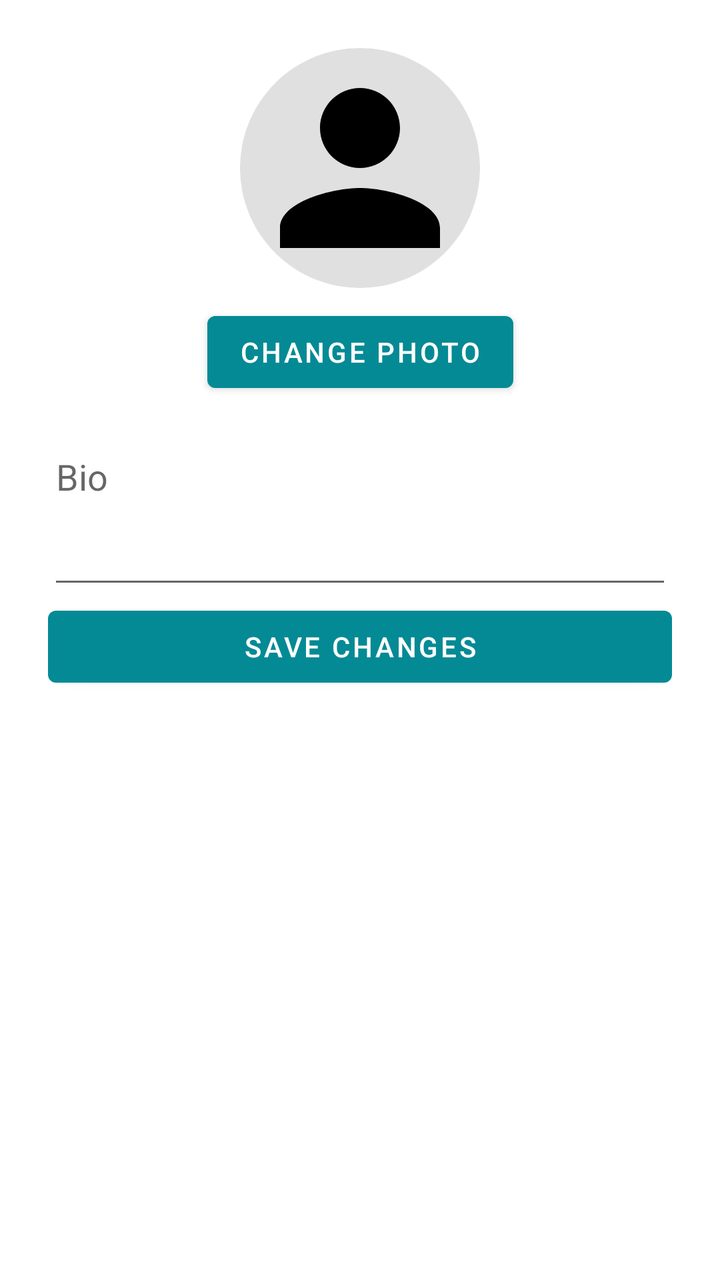
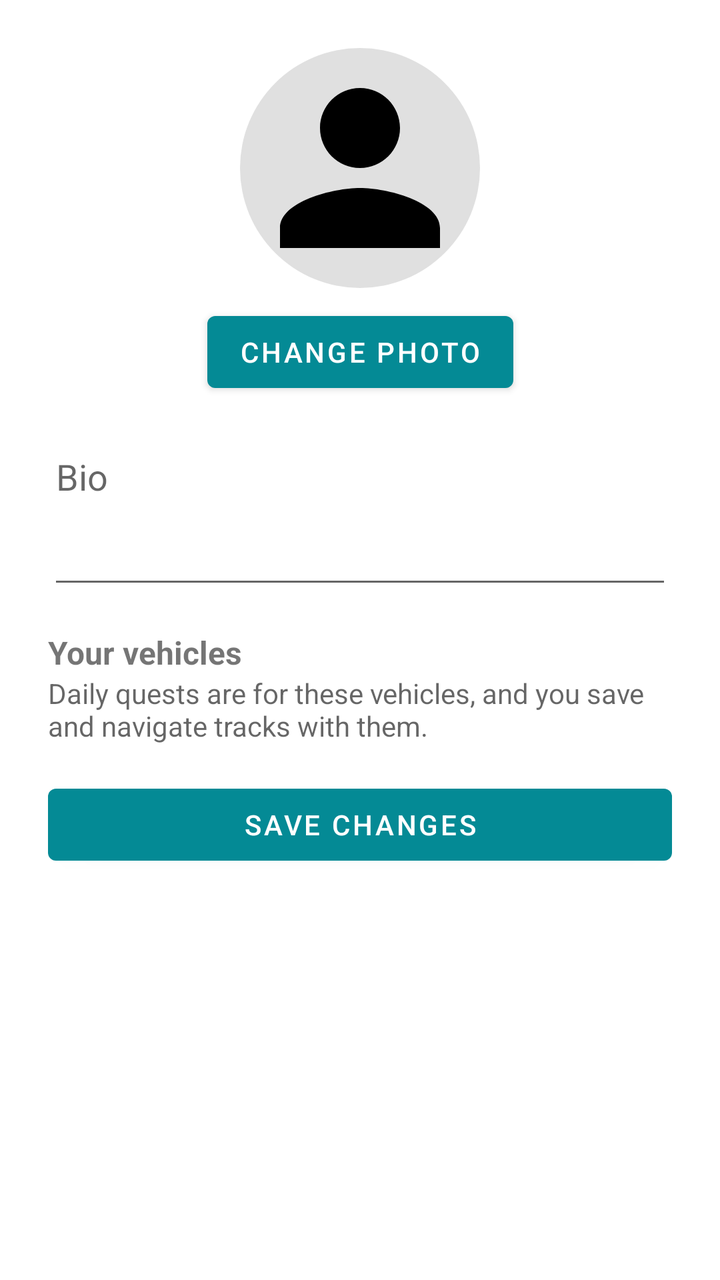

Screens rendered from an Android XML layout before and after an edit, with the pre-edit source and the edit as a unified diff.
<!-- AndroidManifest.xml: application theme Theme.TrackMate -->
<!-- res/layout/fragment_profile_edit.xml -->
<?xml version="1.0" encoding="utf-8"?>
<ScrollView
    xmlns:android="http://schemas.android.com/apk/res/android"
    xmlns:app="http://schemas.android.com/apk/res-auto"
    android:layout_width="match_parent"
    android:layout_height="match_parent"
    android:fillViewport="true">

<androidx.constraintlayout.widget.ConstraintLayout
    android:layout_width="match_parent"
    android:layout_height="wrap_content"
    android:padding="24dp">

    <ImageView
        android:id="@+id/imgProfile"
        android:layout_width="120dp"
        android:layout_height="120dp"
        android:scaleType="centerCrop"
        android:src="@drawable/baseline_person_24"
    android:background="@drawable/circle_background"
    android:contentDescription="Profile Image"
    app:layout_constraintTop_toTopOf="parent"
    app:layout_constraintStart_toStartOf="parent"
    app:layout_constraintEnd_toEndOf="parent" />

    <Button
        android:id="@+id/btnChangeImage"
        android:layout_width="wrap_content"
        android:layout_height="wrap_content"
        android:text="Change Photo"
        app:layout_constraintTop_toBottomOf="@id/imgProfile"
        app:layout_constraintStart_toStartOf="parent"
        app:layout_constraintEnd_toEndOf="parent"
        android:layout_marginTop="8dp" />

    <EditText
        android:id="@+id/etBio"
        android:layout_width="0dp"
        android:layout_height="wrap_content"
        android:hint="Bio"
        android:inputType="textMultiLine"
        android:gravity="top"
        android:minLines="3"
        android:layout_marginTop="16dp"
        app:layout_constraintTop_toBottomOf="@id/btnChangeImage"
        app:layout_constraintStart_toStartOf="parent"
        app:layout_constraintEnd_toEndOf="parent" />

    <Button
        android:id="@+id/btnSaveProfile"
        android:layout_width="0dp"
        android:layout_height="wrap_content"
        android:text="Save Changes"
        app:layout_constraintTop_toBottomOf="@id/etBio"
        app:layout_constraintStart_toStartOf="parent"
        app:layout_constraintEnd_toEndOf="parent" />

</androidx.constraintlayout.widget.ConstraintLayout>
</ScrollView>
<!-- resources referenced by this layout -->
<resources>
  <!-- drawable baseline_person_24 (drawable) -->
  <vector xmlns:android="http://schemas.android.com/apk/res/android" android:height="24dp" android:tint="#000000" android:viewportHeight="24" android:viewportWidth="24" android:width="24dp">
        
      <path android:fillColor="@android:color/white" android:pathData="M12,12c2.21,0 4,-1.79 4,-4s-1.79,-4 -4,-4 -4,1.79 -4,4 1.79,4 4,4zM12,14c-2.67,0 -8,1.34 -8,4v2h16v-2c0,-2.66 -5.33,-4 -8,-4z"/>
      
  </vector>
  <!-- drawable circle_background (drawable) -->
  <shape xmlns:android="http://schemas.android.com/apk/res/android"
      android:shape="oval">
      <solid android:color="#E0E0E0"/>
  </shape>
  <style name="Theme.TrackMate" parent="Theme.MaterialComponents.DayNight.DarkActionBar">
          <item name="colorPrimary">@color/primary_500</item>
          <item name="colorPrimaryVariant">@color/primary_700</item>
          <item name="colorOnPrimary">@color/white</item>
          <item name="colorSecondary">@color/teal_200</item>
          <item name="colorSecondaryVariant">@color/teal_700</item>
          <item name="colorOnSecondary">@color/black</item>
          <item name="android:statusBarColor">?attr/colorPrimaryVariant</item>
          <item name="android:windowOptOutEdgeToEdgeEnforcement">true</item>
      </style>
  <color name="primary_500">#FF048A95</color>
  <color name="primary_700">#FF036B70</color>
  <color name="white">#FFFFFFFF</color>
  <color name="teal_200">#FF03DAC5</color>
  <color name="teal_700">#FF018786</color>
  <color name="black">#FF000000</color>
</resources>

<!-- the commit's change to res/layout/fragment_profile_edit.xml (unified diff, before → after) -->
@@ -46,12 +46,44 @@
         app:layout_constraintStart_toStartOf="parent"
         app:layout_constraintEnd_toEndOf="parent" />
 
+    <TextView
+        android:id="@+id/txtVehiclesTitle"
+        android:layout_width="0dp"
+        android:layout_height="wrap_content"
+        android:layout_marginTop="16dp"
+        android:text="@string/profile_vehicles"
+        android:textSize="16sp"
+        android:textStyle="bold"
+        app:layout_constraintTop_toBottomOf="@id/etBio"
+        app:layout_constraintStart_toStartOf="parent"
+        app:layout_constraintEnd_toEndOf="parent" />
+
+    <TextView
+        android:id="@+id/txtVehiclesHint"
+        android:layout_width="0dp"
+        android:layout_height="wrap_content"
+        android:text="@string/profile_vehicles_hint"
+        android:textColor="?android:attr/textColorSecondary"
+        app:layout_constraintTop_toBottomOf="@id/txtVehiclesTitle"
+        app:layout_constraintStart_toStartOf="parent"
+        app:layout_constraintEnd_toEndOf="parent" />
+
+    <LinearLayout
+        android:id="@+id/vehicleChecks"
+        android:layout_width="0dp"
+        android:layout_height="wrap_content"
+        android:orientation="vertical"
+        app:layout_constraintTop_toBottomOf="@id/txtVehiclesHint"
+        app:layout_constraintStart_toStartOf="parent"
+        app:layout_constraintEnd_toEndOf="parent" />
+
     <Button
         android:id="@+id/btnSaveProfile"
         android:layout_width="0dp"
         android:layout_height="wrap_content"
+        android:layout_marginTop="16dp"
         android:text="Save Changes"
-        app:layout_constraintTop_toBottomOf="@id/etBio"
+        app:layout_constraintTop_toBottomOf="@id/vehicleChecks"
         app:layout_constraintStart_toStartOf="parent"
         app:layout_constraintEnd_toEndOf="parent" />
 
<!-- resource entries referenced after the edit -->
@@ -11,6 +11,8 @@
       android:shape="oval">
       <solid android:color="#E0E0E0"/>
   </shape>
+  <string name="profile_vehicles">Your vehicles</string>
+  <string name="profile_vehicles_hint">Daily quests are for these vehicles, and you save and navigate tracks with them.</string>
   <style name="Theme.TrackMate" parent="Theme.MaterialComponents.DayNight.DarkActionBar">
           <item name="colorPrimary">@color/primary_500</item>
           <item name="colorPrimaryVariant">@color/primary_700</item>
